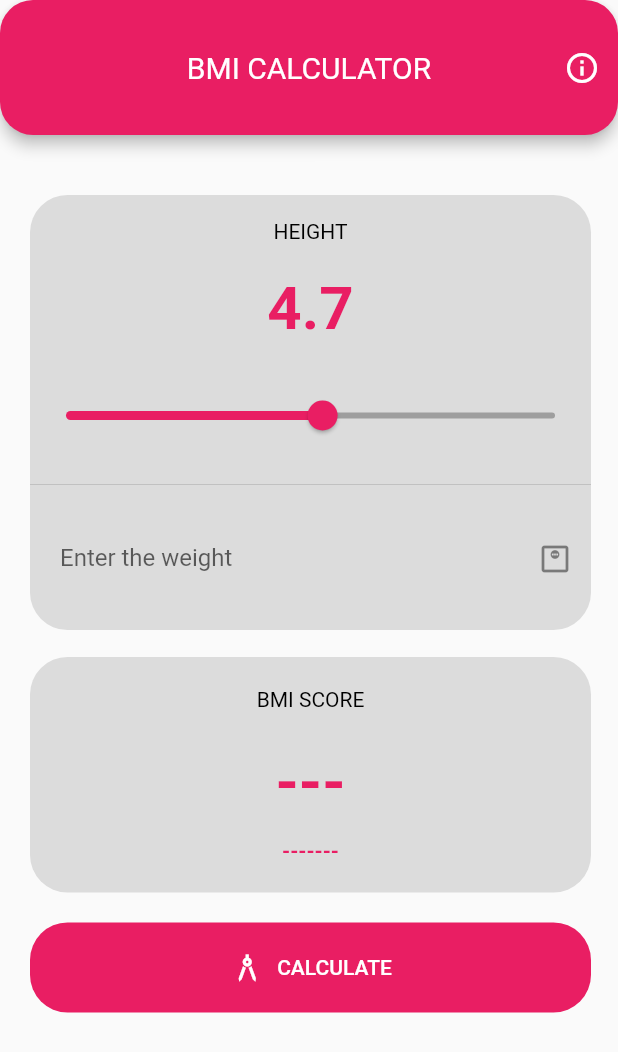
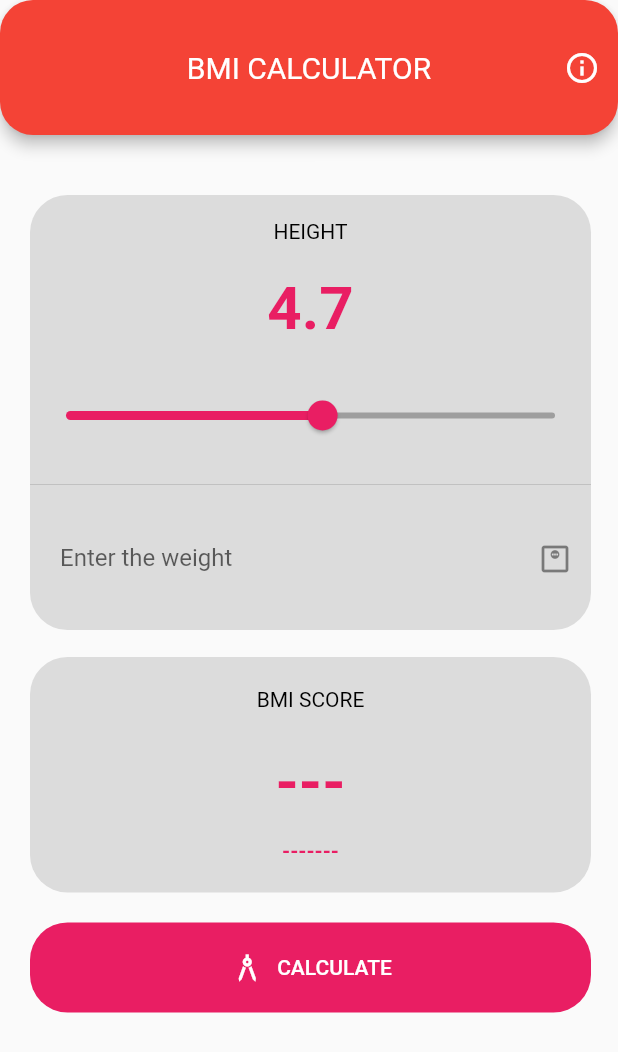
Before and after one commit to HiraK7dev/Bmi-Calculator, a Flutter app: the screen it shows after launch, on a phone screen of 412 x 824 dp. Shown: the top 1052 px of the screen. Run offline on Flutter 3.47's test engine with Material 2 defaults, Android fonts, the phone set to English and light mode, and no system bars.

Commit message:
updated main file

```diff
--- a/lib/main.dart
+++ b/lib/main.dart
@@ -51,7 +51,7 @@ class _home_pageState extends State<home_page> {
       debugShowCheckedModeBanner: false,
 
       theme: ThemeData(
-        primarySwatch: Colors.pink
+        primarySwatch: Colors.red
       ),
 
       //implementation of system controlled dark-mode
```
